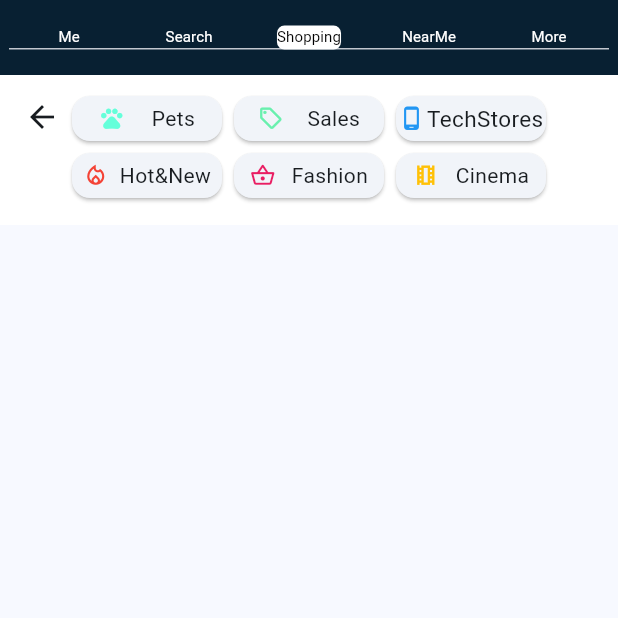
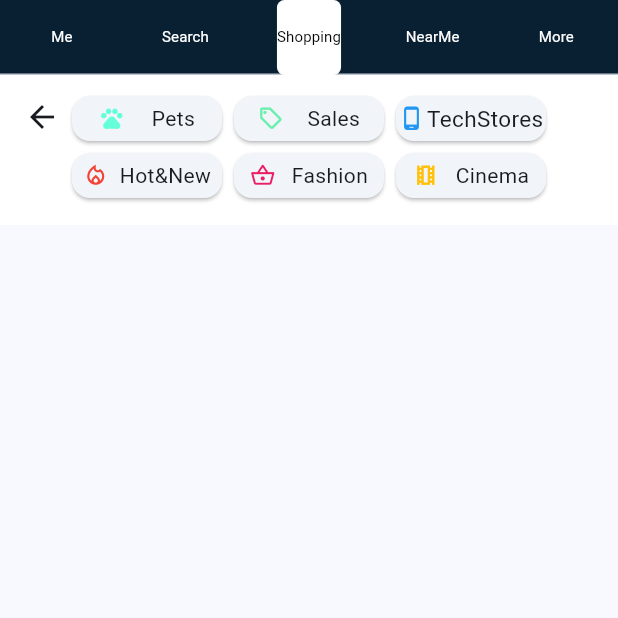
Before and after one commit to FanterlinoMc/clowdstores, a Flutter app: the MyTab screen opened directly, on a phone screen of 412 x 824 dp, the top half of it. Run offline on Flutter 3.47's test engine with Material 3 defaults, Android fonts, the phone set to English and light mode, and no system bars; our stand-ins replace bottom_navy_bar, cloud_firestore, extended_image, file_picker, firebase_auth, firebase_core and 16 more; missing offline and left inert: cache_manager, flutter_paytabs_bridge, simple_progress_indicators; accounts and stored records are empty.

Commit message:
DMZ update

```diff
--- a/lib/Widgets/Froms/sgingIn_page.dart
+++ b/lib/Widgets/Froms/sgingIn_page.dart
@@ -62,11 +62,11 @@ class _SgingInPageState extends State<SgingInPage> {
                     SizedBox(height: 10.0),
                     Text(
                       "Grow you're Buisness with our",
-                      style: TextStyle(fontSize: 22, color: Colors.white),
+                      style: TextStyle(fontSize: 18, color: Colors.white),
                     ),
                     SizedBox(height: 10.0),
                     Text(" unfind Paltform That's Quick and Easy To Use",
-                        style: TextStyle(fontSize: 18, color: Colors.white)),
+                        style: TextStyle(fontSize: 16, color: Colors.white)),
                   ],
                 ),
               ),
--- a/lib/Widgets/tab.dart
+++ b/lib/Widgets/tab.dart
@@ -56,12 +56,6 @@ class _MyTabState extends State<MyTab> with SingleTickerProviderStateMixin {
                     decoration: BoxDecoration(
                         color: appBarColor,
                         borderRadius: BorderRadius.circular(0)),
-                    child: Column(
-                      crossAxisAlignment: CrossAxisAlignment.center,
-                      mainAxisAlignment: MainAxisAlignment.center,
-                      children: [
-                        Padding(
-                          padding: const EdgeInsets.all(6),
                     child: TabBar(
                       unselectedLabelColor: Colors.white,
                       labelColor: Colors.black,
@@ -80,8 +74,7 @@ class _MyTabState extends State<MyTab> with SingleTickerProviderStateMixin {
                             context,
                             defaultValue: 13.0,
                             conditionalValues: [
-                                    Condition.smallerThan(
-                                        name: DESKTOP, value: 10.0)
+                              Condition.smallerThan(name: DESKTOP, value: 10.0)
                             ],
                           ).value),
                         ),
@@ -92,8 +85,7 @@ class _MyTabState extends State<MyTab> with SingleTickerProviderStateMixin {
                             context,
                             defaultValue: 13.0,
                             conditionalValues: [
-                                    Condition.smallerThan(
-                                        name: DESKTOP, value: 10.0)
+                              Condition.smallerThan(name: DESKTOP, value: 10.0)
                             ],
                           ).value),
                         ),
@@ -104,8 +96,7 @@ class _MyTabState extends State<MyTab> with SingleTickerProviderStateMixin {
                             context,
                             defaultValue: 13.0,
                             conditionalValues: [
-                                    Condition.smallerThan(
-                                        name: DESKTOP, value: 10.0)
+                              Condition.smallerThan(name: DESKTOP, value: 10.0)
                             ],
                           ).value),
                         ),
@@ -116,8 +107,7 @@ class _MyTabState extends State<MyTab> with SingleTickerProviderStateMixin {
                             context,
                             defaultValue: 13.0,
                             conditionalValues: [
-                                    Condition.smallerThan(
-                                        name: DESKTOP, value: 10.0)
+                              Condition.smallerThan(name: DESKTOP, value: 10.0)
                             ],
                           ).value),
                         ),
@@ -128,13 +118,9 @@ class _MyTabState extends State<MyTab> with SingleTickerProviderStateMixin {
                             context,
                             defaultValue: 13.0,
                             conditionalValues: [
-                                    Condition.smallerThan(
-                                        name: DESKTOP, value: 10.0)
+                              Condition.smallerThan(name: DESKTOP, value: 10.0)
                             ],
                           ).value),
-                              ),
-                            ],
-                          ),
                         ),
                       ],
                     ),
--- a/lib/Widgets/text-styles.dart
+++ b/lib/Widgets/text-styles.dart
@@ -4,9 +4,9 @@ import 'package:flutter/material.dart';
 const appBarColor = //Colors.blueGrey;
     Color(0xFF082032);
 const size = MediaQuery;
-const subTextStyle = TextStyle(fontSize: 16, color: Colors.black);
+const subTextStyle = TextStyle(fontSize: 15, color: Colors.black);
 const textStyle = TextStyle(
-  fontSize: kIsWeb ? 25 : 18,
+  fontSize: kIsWeb ? 15 : 12,
   fontFamily: "Roboto",
 );
 const rowStyle =
--- a/lib/ui/WebUI/shopping_feed_web.dart
+++ b/lib/ui/WebUI/shopping_feed_web.dart
@@ -30,8 +30,10 @@ class ShoppingFeedWeb extends StatelessWidget {
               return ResponsiveVisibility(
                 visible: true,
                 replacement: const ShoppingFeed(),
-                hiddenConditions: [
-                  Condition.smallerThan(name: DESKTOP, value: 100)
+                hiddenConditions: const [
+                  Condition.smallerThan(
+                    name: DESKTOP,
+                  )
                 ],
                 child: ResponsiveRowColumn(
                     rowCrossAxisAlignment: CrossAxisAlignment.start,
@@ -42,10 +44,11 @@ class ShoppingFeedWeb extends StatelessWidget {
                         child: SizedBox(
                           width: size.width,
                           height: ResponsiveValue(context,
-                              defaultValue: 370.0,
+                              defaultValue: 320.0,
                               conditionalValues: [
-                                Condition.smallerThan(
-                                    name: TABLET, value: 360.0),
+                                const Condition.smallerThan(
+                                  name: TABLET,
+                                ),
                               ]).value,
                           child: const ProductSuggestion(),
                         ),
@@ -64,7 +67,7 @@ class ShoppingFeedWeb extends StatelessWidget {
                           height: ResponsiveValue(context,
                               defaultValue: 350.0,
                               conditionalValues: [
-                                Condition.smallerThan(
+                                const Condition.smallerThan(
                                     name: TABLET, value: 300.0),
                               ]).value,
                           child: const Stores(),
--- a/lib/ui/pages/StoerViews/product_Row_View.dart
+++ b/lib/ui/pages/StoerViews/product_Row_View.dart
@@ -6,7 +6,7 @@ import 'package:flutter/material.dart';
 import 'package:flutter_riverpod/flutter_riverpod.dart';
 import 'package:go_router/go_router.dart';
 
-import '../../../Widgets/text-styles.dart';
+
 
 class ProductRowView extends StatelessWidget {
   const ProductRowView({
--- a/lib/ui/pages/welcome_page.dart
+++ b/lib/ui/pages/welcome_page.dart
@@ -53,11 +53,11 @@ class OpeningView extends StatelessWidget {
                     SizedBox(height: 10.0),
                     Text(
                       "Grow you're Buisness with our",
-                      style: TextStyle(fontSize: 22, color: Colors.white),
+                      style: TextStyle(fontSize: 18, color: Colors.white),
                     ),
                     SizedBox(height: 10.0),
                     Text(" unfind Paltform That's Quick and Easy To Use",
-                        style: TextStyle(fontSize: 18, color: Colors.white)),
+                        style: TextStyle(fontSize: 16, color: Colors.white)),
                   ],
                 ),
               ),
--- a/lib/ui/store/products/product_suggestion.dart
+++ b/lib/ui/store/products/product_suggestion.dart
@@ -38,7 +38,7 @@ class _ProductSuggestionState extends State<ProductSuggestion> {
                     padding: const EdgeInsets.all(8.0),
                     child: SizedBox(
                       width: size.width,
-                      height: 50,
+                      height: 40,
                       child: const ProductSuggestonPro(),
                     ),
                   ),
@@ -53,7 +53,7 @@ class _ProductSuggestionState extends State<ProductSuggestion> {
                       padding: const EdgeInsets.all(8.0),
                       child: SizedBox(
                         width: size.width,
-                        height: 50,
+                        height: 40,
                         child: const ProductSuggestonPro(),
                       ),
                     ),
@@ -81,7 +81,7 @@ class _ProductSuggestionState extends State<ProductSuggestion> {
                                   delay: const Duration(milliseconds: 200),
                                   child: FadeInAnimation(
                                     delay: const Duration(milliseconds: 100),
-                                    child: ImageSizeBox(
+                                    child: ListBox(
                                       child: Card(
                                         // color: Colors.white,
                                         // shadowColor: Colors.blueGrey,
--- a/lib/ui/store/products/product_view.dart
+++ b/lib/ui/store/products/product_view.dart
@@ -47,7 +47,7 @@ class ProductView extends StatelessWidget {
                     ),
                     SliverGrid(
                       gridDelegate: ResponsiveGridDelegate(
-                          crossAxisExtent: size.width / 2,
+                          crossAxisExtent: 2,
                           childAspectRatio: 0.6,
                           //   mainAxisSpacing: 0.1,
                           crossAxisSpacing: 0),
```
Also changed, not shown: lib/Widgets/sizeBox.dart (+45 -5 lines), lib/ui/WebUI/web_Profile.dart (+4 -4 lines), lib/ui/pages/StoerViews/peowfile_view.dart (+40 -33 lines), pubspec.yaml (+15 -7 lines), pubspec.lock. Lines whose indentation alone changed are shown as unchanged.
